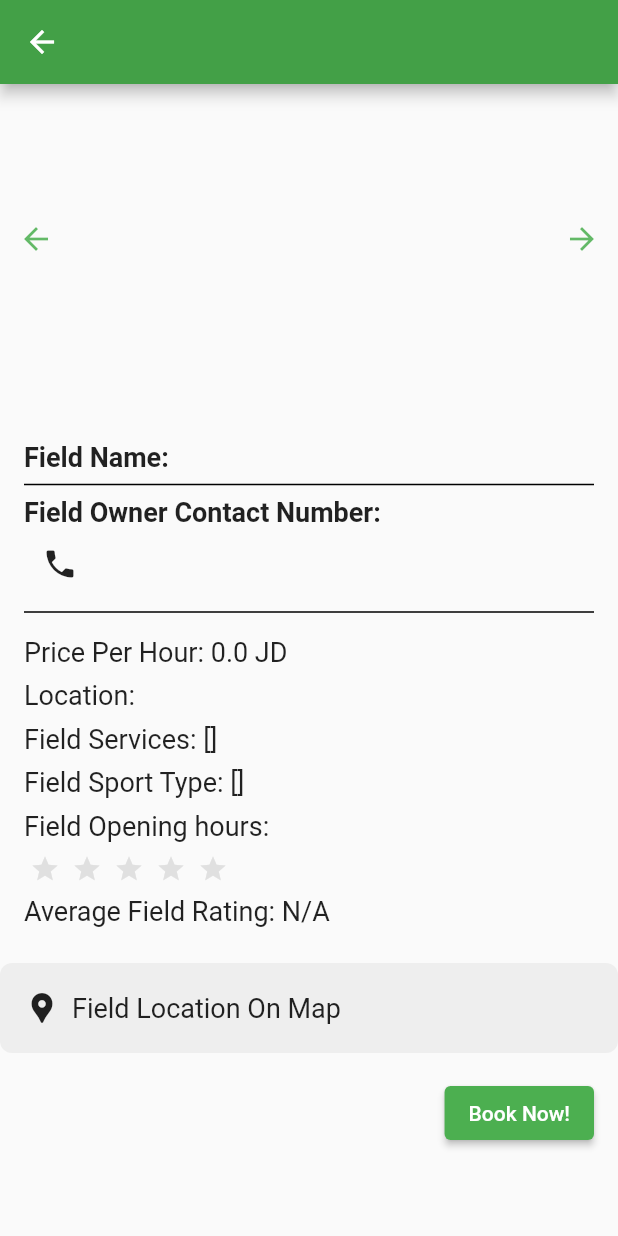
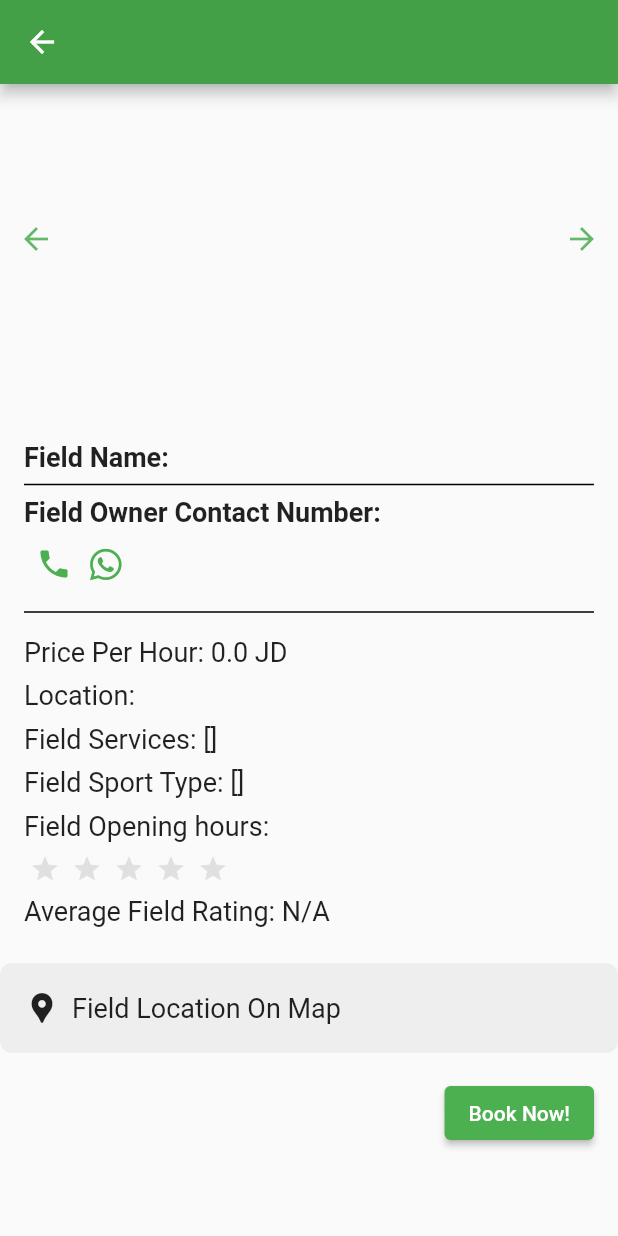
Before and after one commit to waseemMalak/Malaebkom-main, a Flutter app: the PlayerViewFieldDetials screen opened directly with empty values, after a tap on the "phone" icon, on a phone screen of 412 x 824 dp. Run offline on Flutter 3.47's test engine with Material 2 defaults, Android fonts, the phone set to English and light mode, and no system bars; drawn by our look-alikes of carousel_slider, flutter_rating_bar; our stand-ins replace cloud_firestore, firebase_auth, firebase_core, firebase_storage, font_awesome_flutter, geocoding and 4 more; missing offline and left inert: autocomplete_textfield, multi_image_picker; accounts and stored records are empty.

Commit message:
Phone Call + Whats App

```diff
--- a/lib/player_view_field_details.dart
+++ b/lib/player_view_field_details.dart
@@ -5,6 +5,7 @@ import 'package:url_launcher/url_launcher.dart';
 import 'package:carousel_slider/carousel_slider.dart';
 import 'package:flutter_rating_bar/flutter_rating_bar.dart';
 import 'player_book_match.dart';
+import 'package:font_awesome_flutter/font_awesome_flutter.dart';
 
 class PlayerViewFieldDetials extends StatefulWidget {
   final DocumentSnapshot field;
@@ -166,12 +167,32 @@ class _PlayerViewFieldDetialsState extends State<PlayerViewFieldDetials> {
                   ),
                   Row(
                     children: [
-                      IconButton(
-                        icon: Icon(Icons.phone),
-                        onPressed: () {
-                          String phoneNumber = widget.field['fieldOwnerNumber'];
-                          launch('tel:$phoneNumber');
-                        },
+                      Container(
+                        width: 36, // Adjust the width as needed
+                        child: IconButton(
+                          icon: Icon(Icons.phone),
+                          color: Colors.green,
+                          onPressed: () {
+                            String phoneNumber =
+                                widget.field['fieldOwnerNumber'];
+                            launch('tel:$phoneNumber');
+                          },
+                        ),
+                      ),
+                      Container(
+                        width: 36, // Adjust the width as needed
+                        child: IconButton(
+                          icon: FaIcon(
+                            FontAwesomeIcons.whatsapp,
+                            size: 24,
+                            color: Colors.green,
+                          ),
+                          onPressed: () {
+                            String phoneNumber =
+                                '+962' + widget.field['fieldOwnerNumber'];
+                            launch('https://wa.me/$phoneNumber');
+                          },
+                        ),
                       ),
                       Text(
                         '${widget.field['fieldOwnerNumber']}',
```
